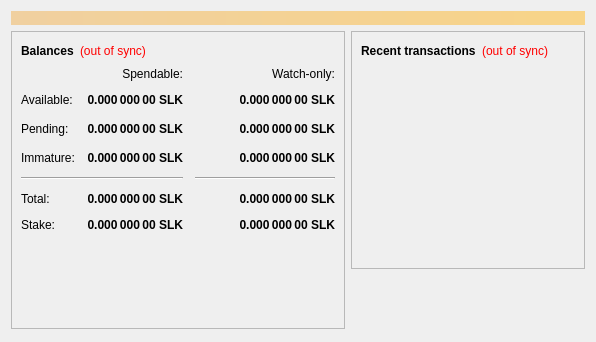
Above: src/qt/forms/overviewpage.ui from duality-solutions/Sequence before the change. Below: the same form after it.
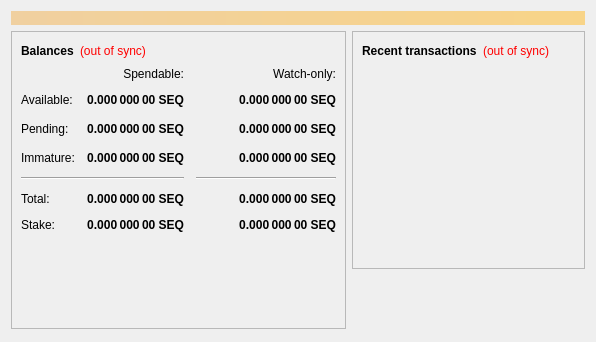
That is the form after the change.

```diff
--- a/src/qt/forms/overviewpage.ui
+++ b/src/qt/forms/overviewpage.ui
@@ -112,7 +112,7 @@
                <string>Unconfirmed transactions to watch-only addresses</string>
               </property>
               <property name="text">
-               <string notr="true">0.000 000 00 SLK</string>
+               <string notr="true">0.000 000 00 SEQ</string>
               </property>
               <property name="alignment">
                <set>Qt::AlignRight|Qt::AlignTrailing|Qt::AlignVCenter</set>
@@ -137,7 +137,7 @@
                <string>Total of transactions that have yet to be confirmed, and do not yet count toward the spendable balance</string>
               </property>
               <property name="text">
-               <string notr="true">0.000 000 00 SLK</string>
+               <string notr="true">0.000 000 00 SEQ</string>
               </property>
               <property name="alignment">
                <set>Qt::AlignRight|Qt::AlignTrailing|Qt::AlignVCenter</set>
@@ -162,7 +162,7 @@
                <string>Mined balance in watch-only addresses that has not yet matured</string>
               </property>
               <property name="text">
-               <string notr="true">0.000 000 00 SLK</string>
+               <string notr="true">0.000 000 00 SEQ</string>
               </property>
               <property name="alignment">
                <set>Qt::AlignRight|Qt::AlignTrailing|Qt::AlignVCenter</set>
@@ -220,7 +220,7 @@
                <string>Mined balance that has not yet matured</string>
               </property>
               <property name="text">
-               <string notr="true">0.000 000 00 SLK</string>
+               <string notr="true">0.000 000 00 SEQ</string>
               </property>
               <property name="alignment">
                <set>Qt::AlignRight|Qt::AlignTrailing|Qt::AlignVCenter</set>
@@ -265,7 +265,7 @@
                <string>Your current total balance</string>
               </property>
               <property name="text">
-               <string notr="true">0.000 000 00 SLK</string>
+               <string notr="true">0.000 000 00 SEQ</string>
               </property>
               <property name="alignment">
                <set>Qt::AlignRight|Qt::AlignTrailing|Qt::AlignVCenter</set>
@@ -290,7 +290,7 @@
                <string>Current total balance in watch-only addresses</string>
               </property>
               <property name="text">
-               <string notr="true">0.000 000 00 SLK</string>
+               <string notr="true">0.000 000 00 SEQ</string>
               </property>
               <property name="alignment">
                <set>Qt::AlignRight|Qt::AlignTrailing|Qt::AlignVCenter</set>
@@ -332,7 +332,7 @@
                <string>Your current spendable balance</string>
               </property>
               <property name="text">
-               <string notr="true">0.000 000 00 SLK</string>
+               <string notr="true">0.000 000 00 SEQ</string>
               </property>
               <property name="alignment">
                <set>Qt::AlignRight|Qt::AlignTrailing|Qt::AlignVCenter</set>
@@ -357,7 +357,7 @@
                <string>Your current balance in watch-only addresses</string>
               </property>
               <property name="text">
-               <string notr="true">0.000 000 00 SLK</string>
+               <string notr="true">0.000 000 00 SEQ</string>
               </property>
               <property name="alignment">
                <set>Qt::AlignRight|Qt::AlignTrailing|Qt::AlignVCenter</set>
@@ -406,7 +406,7 @@
                <string>Your current balance that is used in stake generation</string>
               </property>
               <property name="text">
-               <string notr="true">0.000 000 00 SLK</string>
+               <string notr="true">0.000 000 00 SEQ</string>
               </property>
               <property name="alignment">
                <set>Qt::AlignRight|Qt::AlignTrailing|Qt::AlignVCenter</set>
@@ -431,7 +431,7 @@
                <string>Your current balance that is used for stake generation in watch-only addresses</string>
               </property>
               <property name="text">
-               <string notr="true">0.000 000 00 SLK</string>
+               <string notr="true">0.000 000 00 SEQ</string>
               </property>
               <property name="alignment">
                <set>Qt::AlignRight|Qt::AlignTrailing|Qt::AlignVCenter</set>
```
Left out of the diff: 4 changed lines with no effect on the pictures.
